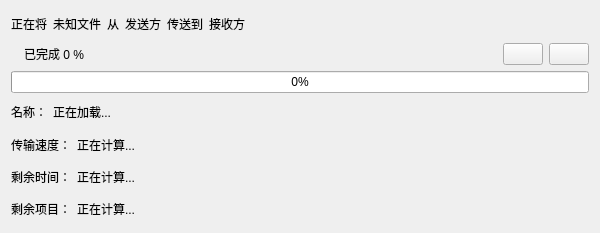
Before: the Qt Designer form src/FileClient/FileTransfer/filetransferwidget.ui in coldowl/QtFileTransfer, drawn with Qt 5.
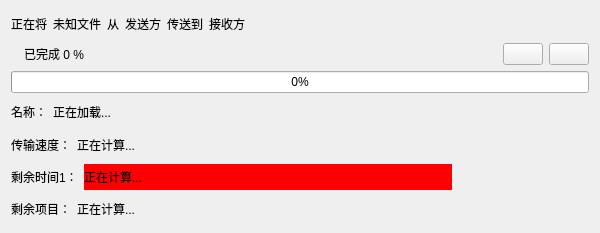
After: the same form once the commit is applied.

Diff of the .ui file:
```diff
--- a/src/FileClient/FileTransfer/filetransferwidget.ui
+++ b/src/FileClient/FileTransfer/filetransferwidget.ui
@@ -222,12 +222,15 @@
      <item>
       <widget class="QLabel" name="label_3">
        <property name="text">
-        <string>剩余时间：</string>
+        <string>剩余时间1：</string>
        </property>
       </widget>
      </item>
      <item>
       <widget class="QLabel" name="restTimeLabel">
+       <property name="styleSheet">
+        <string notr="true">background: red;</string>
+       </property>
        <property name="text">
         <string>正在计算...                                                                                             </string>
        </property>
```
